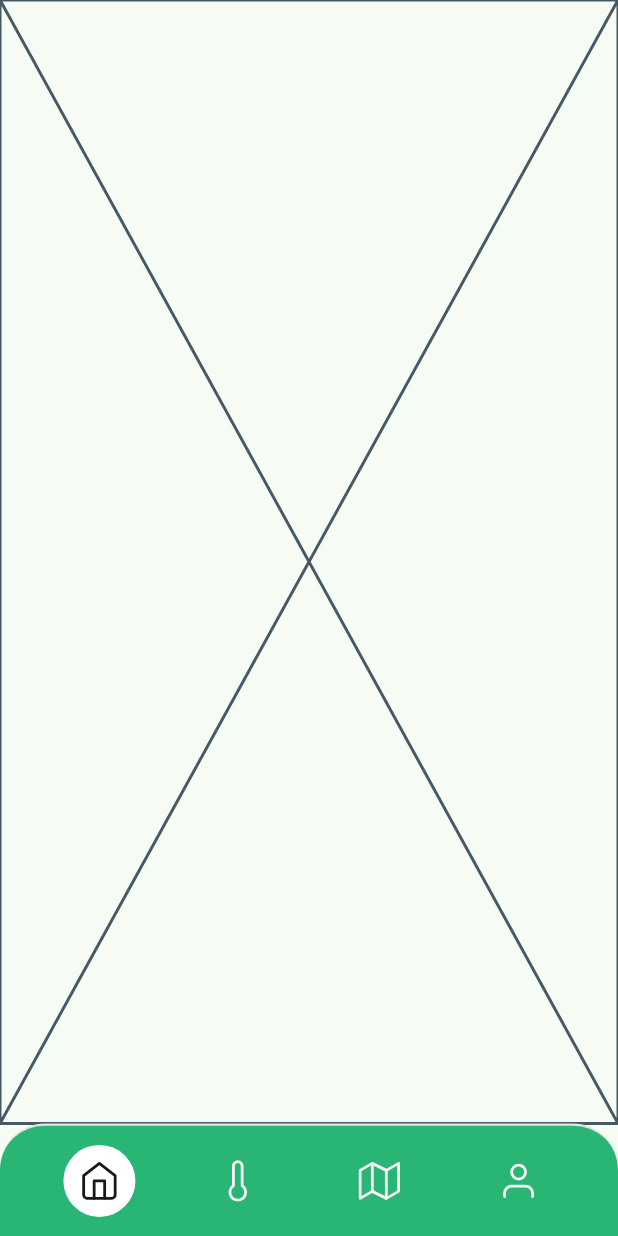
After one commit to tyncmn/agrocoda-mobile, a Flutter app: the screen it shows after launch, on a phone screen of 412 x 824 dp. The commit adds this screen. Run offline on Flutter 3.47's test engine with Material 3 defaults, Android fonts, the phone set to English and light mode, and no system bars; our stand-ins replace auto_route, flutter_riverpod, flutter_svg.

Commit message:
Add HomeView and CencorView to the project

```diff
--- /dev/null
+++ b/lib/view/home_view.dart
@@ -0,0 +1,12 @@
+import 'package:auto_route/auto_route.dart';
+import 'package:flutter/material.dart';
+
+@RoutePage()
+class HomeView extends StatelessWidget {
+  const HomeView({super.key});
+
+  @override
+  Widget build(BuildContext context) {
+    return const Placeholder();
+  }
+}
--- /dev/null
+++ b/lib/view/main_view.dart
@@ -0,0 +1,89 @@
+import 'package:auto_route/auto_route.dart';
+import 'package:cookers_app/router/auto_router.gr.dart';
+import 'package:cookers_app/widgets/navigation_bar.dart';
+import 'package:flutter/material.dart';
+
+@RoutePage()
+class MainView extends StatelessWidget {
+  const MainView({super.key});
+
+  @override
+  Widget build(BuildContext context) {
+    final height = MediaQuery.of(context).size.height;
+    final width = MediaQuery.of(context).size.width;
+    return AutoTabsRouter(
+      routes: const [
+        HomeRoute(),
+        CencorRoute()
+      ],
+      curve: Curves.easeInOut,
+      duration: const Duration(milliseconds: 400),
+      transitionBuilder: (context, child, animation) {
+        double beginRadius = 0;
+        double endRadius = height * 1.3;
+
+        Tween<double> radiusTween = Tween<double>(
+          begin: beginRadius,
+          end: endRadius,
+        );
+        final radiusTweenAnimation = animation.drive(radiusTween);
+
+        Tween<double> scaleTween = Tween<double>(
+          begin: 0.9,
+          end: 1,
+        );
+        final scaleTweenAnimation = animation.drive(scaleTween);
+
+        final centerCircleOffset = Offset(
+          context.tabsRouter.activeIndex * (width / 5),
+          height,
+        );
+
+        return ClipPath(
+            clipper: CircleTransitionClipper(
+              center: centerCircleOffset,
+              radius: radiusTweenAnimation.value,
+            ),
+            child: Transform.scale(
+              scale: scaleTweenAnimation.value,
+              origin: centerCircleOffset,
+              alignment: Alignment.bottomCenter,
+              child: child,
+            ));
+      },
+      builder: (
+        context,
+        child,
+      ) {
+        final tabsRouter = context.tabsRouter;
+        return Scaffold(
+          extendBody: true,
+          bottomNavigationBar: CustomNavigationBar(
+            onNavigationItemTapped: (item) {
+              tabsRouter.setActiveIndex(item.index);
+            },
+          ),
+          body: SafeArea(child: child),
+        );
+      },
+    );
+  }
+}
+
+class CircleTransitionClipper extends CustomClipper<Path> {
+  CircleTransitionClipper({
+    required this.center,
+    required this.radius,
+  });
+
+  final Offset center;
+  final double radius;
+
+  @override
+  Path getClip(Size size) {
+    return Path()..addOval(Rect.fromCircle(center: center, radius: radius));
+  }
+
+  @override
+  bool shouldReclip(CircleTransitionClipper oldClipper) => true;
+}
--- a/lib/widgets/button.dart
+++ b/lib/widgets/button.dart
@@ -17,8 +17,8 @@ class CustomButton extends StatelessWidget {
           borderRadius: BorderRadius.circular(16),
         ),
         padding: const EdgeInsets.symmetric(
-          horizontal: 16,
-          vertical: 12,
+          horizontal: 32,
+          vertical: 8,
         ),
         child: Text(
           title,
--- /dev/null
+++ b/lib/widgets/navigation_bar.dart
@@ -0,0 +1,109 @@
+import 'package:flutter/material.dart';
+import 'package:flutter_svg/flutter_svg.dart';
+
+enum NavigationBarItem { home, cencor, map, profile }
+
+typedef OnNavigationItemTapped = void Function(NavigationBarItem item);
+
+class CustomNavigationBar extends StatefulWidget {
+  final OnNavigationItemTapped onNavigationItemTapped;
+
+  const CustomNavigationBar({
+    super.key,
+    required this.onNavigationItemTapped,
+  });
+
+  @override
+  State<CustomNavigationBar> createState() => _CustomNavigationBarState();
+}
+
+class _CustomNavigationBarState extends State<CustomNavigationBar> {
+  NavigationBarItem _selectedItem = NavigationBarItem.home;
+
+  void _onNavigationItemTapped(NavigationBarItem item) {
+    widget.onNavigationItemTapped(item);
+    setState(() {
+      _selectedItem = item;
+    });
+  }
+
+  @override
+  Widget build(BuildContext context) {
+    return Container(
+      height: 75 + MediaQuery.of(context).padding.bottom,
+      padding: const EdgeInsets.symmetric(horizontal: 20),
+      decoration: BoxDecoration(
+        color: Theme.of(context).primaryColor,
+        borderRadius: BorderRadius.only(
+          topLeft: Radius.circular(30),
+          topRight: Radius.circular(30),
+        ),
+        border: const Border(
+          top: BorderSide(
+            color: Color(0xFFE3E3E3),
+            width: 1.5,
+          ),
+        ),
+      ),
+      alignment: Alignment.center,
+      child: Row(
+        mainAxisAlignment: MainAxisAlignment.spaceAround,
+        children: [
+          _NavItem(
+            isActive: _selectedItem == NavigationBarItem.home,
+            icon: 'assets/components/home.svg',
+            onPressed: () => _onNavigationItemTapped(NavigationBarItem.home),
+          ),
+          _NavItem(
+            isActive: _selectedItem == NavigationBarItem.cencor,
+            icon: 'assets/components/thermometer.svg',
+            onPressed: () => _onNavigationItemTapped(NavigationBarItem.cencor),
+          ),
+          _NavItem(
+            isActive: _selectedItem == NavigationBarItem.map,
+            icon: 'assets/components/map.svg',
+            onPressed: () => _onNavigationItemTapped(NavigationBarItem.map),
+          ),
+          _NavItem(
+            isActive: _selectedItem == NavigationBarItem.profile,
+            icon: 'assets/components/user.svg',
+            onPressed: () => _onNavigationItemTapped(NavigationBarItem.profile),
+          )
+        ],
+      ),
+    );
+  }
+}
+
+class _NavItem extends StatelessWidget {
+  const _NavItem({
+    required this.icon,
+    this.onPressed,
+    required this.isActive,
+  });
+
+  final String icon;
+  final void Function()? onPressed;
+  final bool isActive;
+  @override
+  Widget build(BuildContext context) {
+    return InkWell(
+      onTap: onPressed,
+      child: Container(
+        padding: const EdgeInsets.all(10),
+        decoration: BoxDecoration(
+          shape: BoxShape.circle,
+          color: isActive ? Colors.white : Colors.transparent,
+        ),
+        child: SvgPicture.asset(
+          icon,
+          colorFilter: ColorFilter.mode(
+            isActive ? const Color(0xFF191919) : const Color(0xFFF7F7F7),
+            BlendMode.srcIn,
+          ),
+          height: 28,
+        ),
+      ),
+    );
+  }
+}
```
Also changed, not shown: lib/router/auto_router.dart (+11 -0 lines), lib/view/cencor_view.dart (added, +12 -0 lines), assets/components/home.svg (added), assets/components/map.svg (added), assets/components/thermometer.svg (added), assets/components/user.svg (added), lib/router/auto_router.gr.dart.
